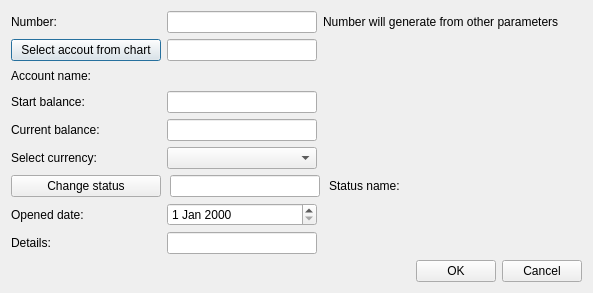
The window that OrmasAdmin/OrmasAdmin/CreateAccDlg.ui (Dalerjon/TheOrmasProejct) describes before a commit, drawn with Qt 5.
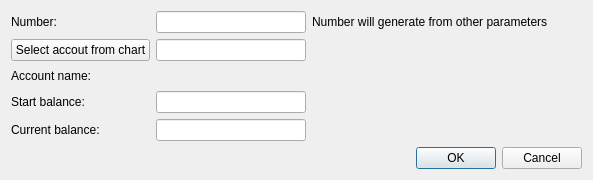
The same window after the commit.

Diff of the .ui file:
```diff
--- a/OrmasAdmin/OrmasAdmin/CreateAccDlg.ui
+++ b/OrmasAdmin/OrmasAdmin/CreateAccDlg.ui
@@ -7,7 +7,7 @@
     <x>0</x>
     <y>0</y>
     <width>593</width>
-    <height>287</height>
+    <height>180</height>
    </rect>
   </property>
   <property name="sizePolicy">
@@ -38,6 +38,73 @@
    <property name="bottomMargin">
     <number>11</number>
    </property>
+   <item row="2" column="0">
+    <widget class="QLabel" name="accNameLb">
+     <property name="text">
+      <string>Account name:</string>
+     </property>
+    </widget>
+   </item>
+   <item row="6" column="0" colspan="4">
+    <layout class="QHBoxLayout" name="horizontalLayout">
+     <item>
+      <spacer name="horizontalSpacer">
+       <property name="orientation">
+        <enum>Qt::Horizontal</enum>
+       </property>
+       <property name="sizeHint" stdset="0">
+        <size>
+         <width>40</width>
+         <height>20</height>
+        </size>
+       </property>
+      </spacer>
+     </item>
+     <item>
+      <widget class="QPushButton" name="okBtn">
+       <property name="text">
+        <string>OK</string>
+       </property>
+      </widget>
+     </item>
+     <item>
+      <widget class="QPushButton" name="cancelBtn">
+       <property name="text">
+        <string>Cancel</string>
+       </property>
+      </widget>
+     </item>
+    </layout>
+   </item>
+   <item row="5" column="0">
+    <widget class="QLabel" name="cBalanceLb">
+     <property name="text">
+      <string>Current balance:</string>
+     </property>
+    </widget>
+   </item>
+   <item row="0" column="1">
+    <widget class="QLineEdit" name="numberEdit">
+     <property name="minimumSize">
+      <size>
+       <width>150</width>
+       <height>0</height>
+      </size>
+     </property>
+     <property name="maximumSize">
+      <size>
+       <width>150</width>
+       <height>16777215</height>
+      </size>
+     </property>
+     <property name="toolTip">
+      <string>&lt;html&gt;&lt;head/&gt;&lt;body&gt;&lt;p&gt;For example: John&lt;/p&gt;&lt;/body&gt;&lt;/html&gt;</string>
+     </property>
+     <property name="readOnly">
+      <bool>true</bool>
+     </property>
+    </widget>
+   </item>
    <item row="0" column="0">
     <widget class="QLabel" name="numberLb">
      <property name="minimumSize">
@@ -51,16 +118,6 @@
      </property>
     </widget>
    </item>
-   <item row="8" column="1">
-    <widget class="QDateEdit" name="openedDateEdit">
-     <property name="maximumSize">
-      <size>
-       <width>150</width>
-       <height>16777215</height>
-      </size>
-     </property>
-    </widget>
-   </item>
    <item row="1" column="1">
     <widget class="QLineEdit" name="chartOfAccEdit">
      <property name="maximumSize">
@@ -107,96 +164,6 @@
      </property>
     </spacer>
    </item>
-   <item row="10" column="0" colspan="4">
-    <layout class="QHBoxLayout" name="horizontalLayout">
-     <item>
-      <spacer name="horizontalSpacer">
-       <property name="orientation">
-        <enum>Qt::Horizontal</enum>
-       </property>
-       <property name="sizeHint" stdset="0">
-        <size>
-         <width>40</width>
-         <height>20</height>
-        </size>
-       </property>
-      </spacer>
-     </item>
-     <item>
-      <widget class="QPushButton" name="okBtn">
-       <property name="text">
-        <string>OK</string>
-       </property>
-      </widget>
-     </item>
-     <item>
-      <widget class="QPushButton" name="cancelBtn">
-       <property name="text">
-        <string>Cancel</string>
-       </property>
-      </widget>
-     </item>
-    </layout>
-   </item>
-   <item row="0" column="1">
-    <widget class="QLineEdit" name="numberEdit">
-     <property name="minimumSize">
-      <size>
-       <width>150</width>
-       <height>0</height>
-      </size>
-     </property>
-     <property name="maximumSize">
-      <size>
-       <width>150</width>
-       <height>16777215</height>
-      </size>
-     </property>
-     <property name="toolTip">
-      <string>&lt;html&gt;&lt;head/&gt;&lt;body&gt;&lt;p&gt;For example: John&lt;/p&gt;&lt;/body&gt;&lt;/html&gt;</string>
-     </property>
-     <property name="readOnly">
-      <bool>true</bool>
-     </property>
-    </widget>
-   </item>
-   <item row="5" column="0">
-    <widget class="QLabel" name="cBalanceLb">
-     <property name="text">
-      <string>Current balance:</string>
-     </property>
-    </widget>
-   </item>
-   <item row="6" column="0">
-    <widget class="QLabel" name="currencyLb">
-     <property name="minimumSize">
-      <size>
-       <width>150</width>
-       <height>0</height>
-      </size>
-     </property>
-     <property name="text">
-      <string>Select currency:</string>
-     </property>
-    </widget>
-   </item>
-   <item row="6" column="1">
-    <widget class="QComboBox" name="currencyCmb">
-     <property name="maximumSize">
-      <size>
-       <width>150</width>
-       <height>16777215</height>
-      </size>
-     </property>
-    </widget>
-   </item>
-   <item row="2" column="0">
-    <widget class="QLabel" name="accNameLb">
-     <property name="text">
-      <string>Account name:</string>
-     </property>
-    </widget>
-   </item>
    <item row="3" column="0">
     <widget class="QLabel" name="sBalanceLb">
      <property name="text">
@@ -223,33 +190,6 @@
      </property>
     </widget>
    </item>
-   <item row="9" column="0">
-    <widget class="QLabel" name="firmLb">
-     <property name="text">
-      <string>Details:</string>
-     </property>
-    </widget>
-   </item>
-   <item row="8" column="0">
-    <widget class="QLabel" name="oDateLb">
-     <property name="text">
-      <string>Opened date:</string>
-     </property>
-    </widget>
-   </item>
-   <item row="9" column="1">
-    <widget class="QLineEdit" name="detailsEdit">
-     <property name="maximumSize">
-      <size>
-       <width>150</width>
-       <height>16777215</height>
-      </size>
-     </property>
-     <property name="toolTip">
-      <string>&lt;html&gt;&lt;head/&gt;&lt;body&gt;&lt;p&gt;For example: &amp;quot;Mango Company&amp;quot;&lt;/p&gt;&lt;/body&gt;&lt;/html&gt;</string>
-     </property>
-    </widget>
-   </item>
    <item row="5" column="1">
     <widget class="QLineEdit" name="currentBalanceEdit">
      <property name="minimumSize">
@@ -276,94 +216,6 @@
      </property>
     </widget>
    </item>
-   <item row="7" column="0" colspan="4">
-    <widget class="QWidget" name="statusWidget" native="true">
-     <layout class="QHBoxLayout" name="horizontalLayout_3">
-      <property name="spacing">
-       <number>9</number>
-      </property>
-      <property name="leftMargin">
-       <number>0</number>
-      </property>
-      <property name="topMargin">
-       <number>0</number>
-      </property>
-      <property name="rightMargin">
-       <number>0</number>
-      </property>
-      <property name="bottomMargin">
-       <number>0</number>
-      </property>
-      <item>
-       <widget class="QPushButton" name="statusBtn">
-        <property name="sizePolicy">
-         <sizepolicy hsizetype="Fixed" vsizetype="Fixed">
-          <horstretch>0</horstretch>
-          <verstretch>0</verstretch>
-         </sizepolicy>
-        </property>
-        <property name="minimumSize">
-         <size>
-          <width>150</width>
-          <height>0</height>
-         </size>
-        </property>
-        <property name="text">
-         <string>Change status</string>
-        </property>
-       </widget>
-      </item>
-      <item>
-       <widget class="QLineEdit" name="statusEdit">
-        <property name="minimumSize">
-         <size>
-          <width>150</width>
-          <height>0</height>
-         </size>
-        </property>
-        <property name="maximumSize">
-         <size>
-          <width>150</width>
-          <height>16777215</height>
-         </size>
-        </property>
-        <property name="readOnly">
-         <bool>true</bool>
-        </property>
-       </widget>
-      </item>
-      <item>
-       <widget class="QLabel" name="statusLb">
-        <property name="text">
-         <string>Status name:</string>
-        </property>
-       </widget>
-      </item>
-      <item>
-       <widget class="QLabel" name="statusPh">
-        <property name="minimumSize">
-         <size>
-          <width>120</width>
-          <height>0</height>
-         </size>
-        </property>
-        <property name="font">
-         <font>
-          <family>Times New Roman</family>
-          <pointsize>12</pointsize>
-          <weight>75</weight>
-          <italic>true</italic>
-          <bold>true</bold>
-         </font>
-        </property>
-        <property name="text">
-         <string/>
-        </property>
-       </widget>
-      </item>
-     </layout>
-    </widget>
-   </item>
   </layout>
  </widget>
  <tabstops>
```
Left out of the diff: 3 changed lines with no effect on the pictures.
